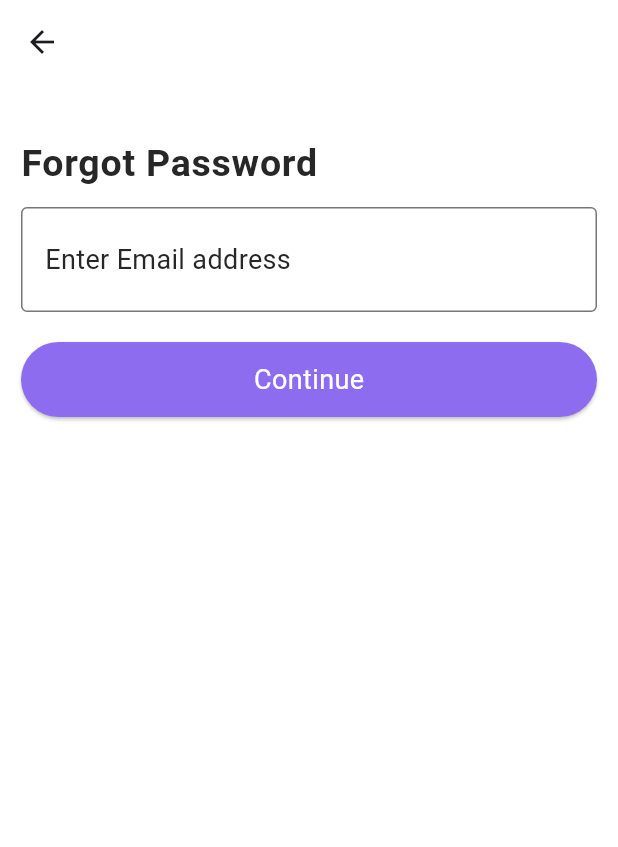
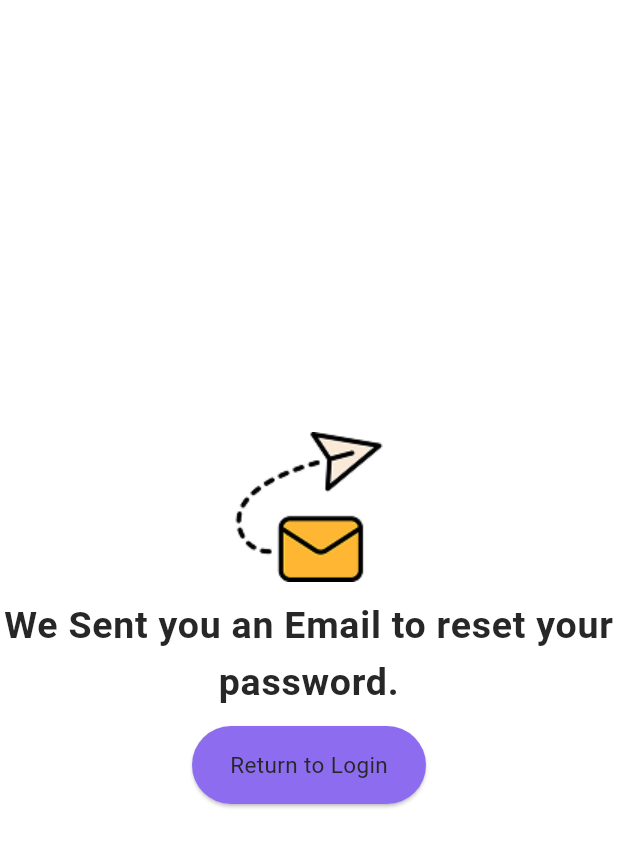
Before and after one commit to alirezafarmani20/clot, a Flutter app: the ForgetPasswordScreen screen opened directly, after a tap on "Continue", on a phone screen of 412 x 824 dp. Shown: the top 847 px of the screen. Run offline on Flutter 3.47's test engine with Material 3 defaults, Android fonts, the phone set to English and light mode, and no system bars; our stand-ins replace get.

Commit message:
create send email screen

```diff
--- a/lib/screens/register/forget_password_screen.dart
+++ b/lib/screens/register/forget_password_screen.dart
@@ -1,5 +1,6 @@
 import 'package:clot/core/theme/colors.dart';
 import 'package:clot/screens/register/create_account_screen.dart';
+import 'package:clot/screens/register/send_email_screen.dart';
 import 'package:flutter/material.dart';
 import 'package:get/get.dart';
 
@@ -66,6 +67,7 @@ class _ForgetPasswordScreenState extends State<ForgetPasswordScreen> {
               child: ElevatedButton(
                 onPressed: () {
                  //its will send an email to restare password
+                 Get.to(()=> SendEmailScreen());
                 },
                 child: Text(
                   "Continue",
--- /dev/null
+++ b/lib/screens/register/send_email_screen.dart
@@ -0,0 +1,45 @@
+import 'package:clot/screens/register/singin_screen.dart';
+import 'package:flutter/material.dart';
+import 'package:get/get.dart';
+
+class SendEmailScreen extends StatelessWidget {
+  const SendEmailScreen({super.key});
+
+  @override
+  Widget build(BuildContext context) {
+    return Scaffold(
+      body: Center(
+        child: Column(
+          mainAxisAlignment: MainAxisAlignment.center,
+          children: [
+            Image(image: AssetImage("lib/assets/images/sendbox.png")),
+            SizedBox(height: 10),
+            Text(
+              "We Sent you an Email to reset your password.",
+              style: Theme.of(context).textTheme.bodyLarge,
+              softWrap: true,
+              textAlign: TextAlign.center,
+            ),
+            SizedBox(height: 10),
+            // retutn button
+            SizedBox(
+              width: 156,
+              height: 52,
+              child: ElevatedButton(
+                onPressed: () {
+                  Get.to(() => SinginScreen());
+                },
+                child: Text(
+                  "Return to Login",
+                  style: Theme.of(context).textTheme.bodyMedium?.copyWith(
+                    fontSize: 15
+                  )
+                ),
+              ),
+            ),
+          ],
+        ),
+      ),
+    );
+  }
+}
```
Also changed, not shown: lib/assets/images/sendbox.png (added).
